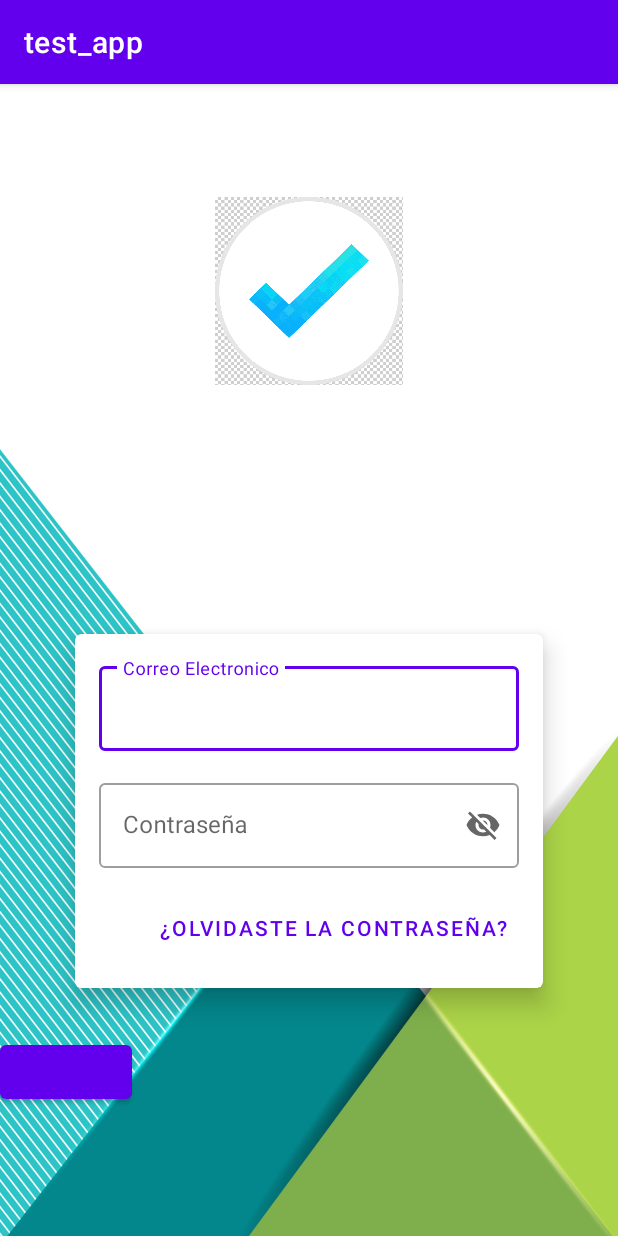
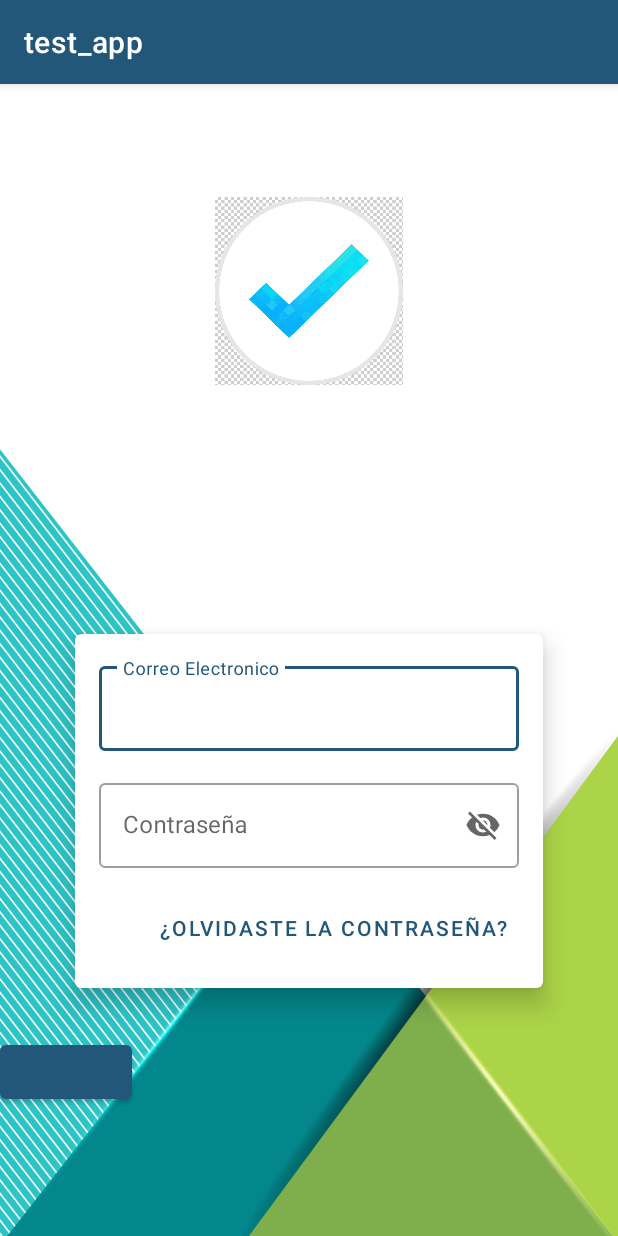
Before and after one commit to santiagoooo4/app-movil, an Android app: the screen it shows after launch (LoginActivity), on a phone screen of 412 x 824 dp. Run offline under Robolectric (Android 15) with nearby library versions, the phone set to English and light mode, and no system bars; our stand-ins replace navigation-ui.

Commit message:
aplicacion de colores de tema y cambio de background

```diff
--- a/app/src/main/res/values-night/themes.xml
+++ b/app/src/main/res/values-night/themes.xml
@@ -2,12 +2,12 @@
     <!-- Base application theme. -->
     <style name="Theme.MyApplication" parent="Theme.MaterialComponents.DayNight.DarkActionBar">
         <!-- Primary brand color. -->
-        <item name="colorPrimary">@color/purple_200</item>
-        <item name="colorPrimaryVariant">@color/purple_700</item>
+        <item name="colorPrimary">@color/primario</item>
+        <item name="colorPrimaryVariant">@color/varianteprimaria</item>
         <item name="colorOnPrimary">@color/black</item>
         <!-- Secondary brand color. -->
-        <item name="colorSecondary">@color/teal_200</item>
-        <item name="colorSecondaryVariant">@color/teal_200</item>
+        <item name="colorSecondary">@color/secundario</item>
+        <item name="colorSecondaryVariant">@color/varianteSecundaria</item>
         <item name="colorOnSecondary">@color/black</item>
         <!-- Status bar color. -->
         <item name="android:statusBarColor" tools:targetApi="l">?attr/colorPrimaryVariant</item>
--- a/app/src/main/res/values/colors.xml
+++ b/app/src/main/res/values/colors.xml
@@ -1,10 +1,13 @@
 <?xml version="1.0" encoding="utf-8"?>
 <resources>
-    <color name="purple_200">#FFBB86FC</color>
-    <color name="purple_500">#FF6200EE</color>
-    <color name="purple_700">#FF3700B3</color>
-    <color name="teal_200">#FF03DAC5</color>
-    <color name="teal_700">#FF018786</color>
+<color name="primario">#FF22577A</color>
+    <color name="varianteprimaria">#FF38A3A5</color>
+    <color name="primaryligth">#FF80ED99</color>
+    <color name="secundario">#FF42C2FF</color>
+    <color name="varianteSecundaria">#FF85F4FF</color>
+    <color name="error">#FF80ED99</color>
+    <color name="textoPrimario">#FF072227</color>
+    <color name="textoSecundarop">#FF35858B</color>
     <color name="black">#FF000000</color>
     <color name="white">#FFFFFFFF</color>
 </resources>
--- a/app/src/main/res/values/themes.xml
+++ b/app/src/main/res/values/themes.xml
@@ -2,12 +2,12 @@
     <!-- Base application theme. -->
     <style name="Theme.MyApplication" parent="Theme.MaterialComponents.DayNight.DarkActionBar">
         <!-- Primary brand color. -->
-        <item name="colorPrimary">@color/purple_500</item>
-        <item name="colorPrimaryVariant">@color/purple_700</item>
+        <item name="colorPrimary">@color/primario</item>
+        <item name="colorPrimaryVariant">@color/varianteprimaria</item>
         <item name="colorOnPrimary">@color/white</item>
         <!-- Secondary brand color. -->
-        <item name="colorSecondary">@color/teal_200</item>
-        <item name="colorSecondaryVariant">@color/teal_700</item>
+        <item name="colorSecondary">@color/secundario</item>
+        <item name="colorSecondaryVariant">@color/varianteSecundaria</item>
         <item name="colorOnSecondary">@color/black</item>
         <!-- Status bar color. -->
         <item name="android:statusBarColor" tools:targetApi="l">?attr/colorPrimaryVariant</item>
```
